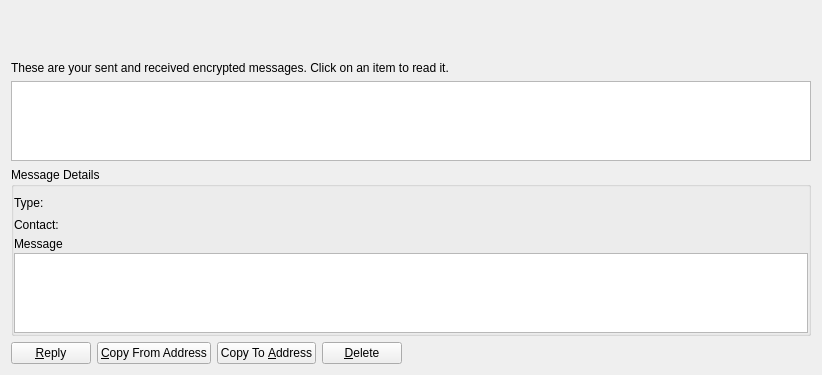
thelonecrouton/bitcredit, file src/qt/forms/messagepage.ui: the form before one commit.
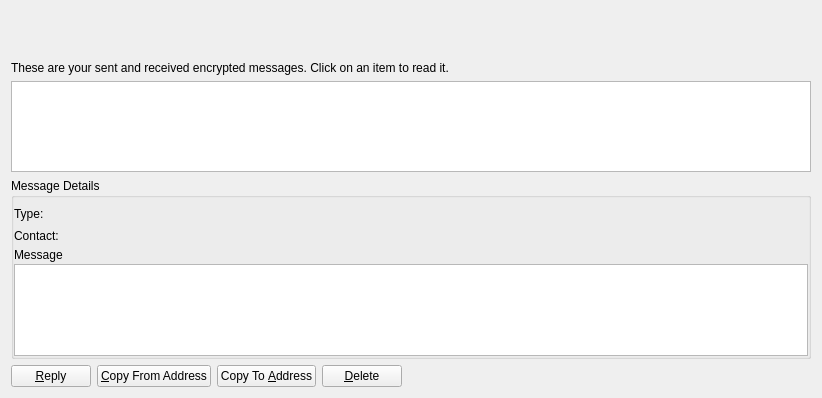
The form after the commit. Icons and pictures are not drawn.

What changed in the file:
```diff
--- a/src/qt/forms/messagepage.ui
+++ b/src/qt/forms/messagepage.ui
@@ -7,7 +7,7 @@
     <x>0</x>
     <y>0</y>
     <width>818</width>
-    <height>375</height>
+    <height>398</height>
    </rect>
   </property>
   <property name="windowTitle">
```
